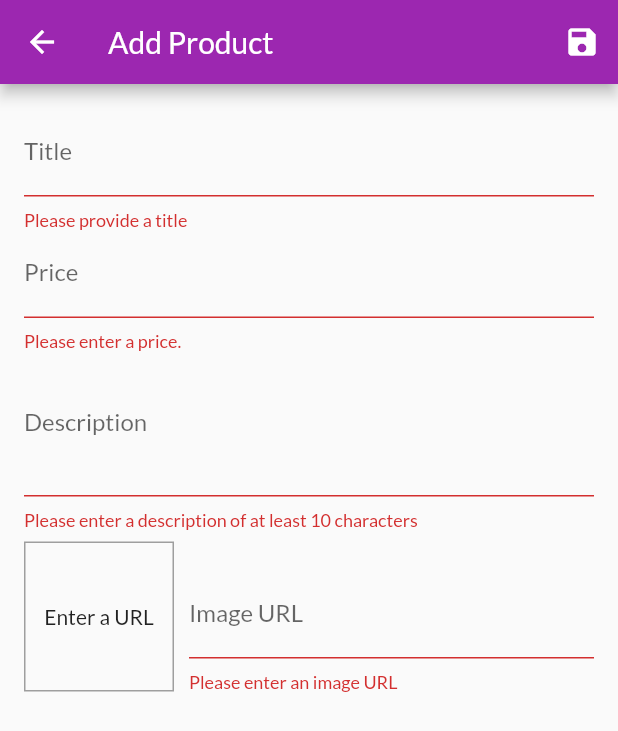
After one commit to stevepoll/academind_shop, a Flutter app: the EditProductPage screen opened by its route, after a tap on the "save" icon, on a phone screen of 412 x 824 dp. The commit adds this screen. Shown: the top 731 px of the screen. Run offline on Flutter 3.47's test engine with Material 2 defaults, Android fonts, the phone set to English and light mode, and no system bars; network calls fail.

Commit message:
Completed module on user interaction. Forms, dialogs, snackbars, etc.

```diff
--- a/lib/pages/cart_page.dart
+++ b/lib/pages/cart_page.dart
@@ -31,7 +31,11 @@ class CartPage extends StatelessWidget {
                   Chip(
                     label: Text(
                       '\$${cart.totalAmount.toStringAsFixed(2)}',
-                      style: TextStyle(color: Theme.of(context).primaryTextTheme.headline6.color),
+                      style: TextStyle(
+                          color: Theme.of(context)
+                              .primaryTextTheme
+                              .headline6
+                              .color),
                     ),
                     backgroundColor: Theme.of(context).primaryColor,
                   ),
--- /dev/null
+++ b/lib/pages/edit_product_page.dart
@@ -0,0 +1,206 @@
+import 'package:academind_shop/providers/product.dart';
+import 'package:academind_shop/providers/products.dart';
+import 'package:flutter/material.dart';
+import 'package:provider/provider.dart';
+
+class EditProductPage extends StatefulWidget {
+  static const routeName = '/edit_products';
+
+  @override
+  _EditProductPageState createState() => _EditProductPageState();
+}
+
+class _EditProductPageState extends State<EditProductPage> {
+  final _priceFocusNode = FocusNode();
+  final _descFocusNode = FocusNode();
+  final _imageFocusNode = FocusNode();
+
+  final _titleController = TextEditingController();
+  final _priceController = TextEditingController();
+  final _descController = TextEditingController();
+  final _imageUrlController = TextEditingController();
+
+  final _form = GlobalKey<FormState>();
+  var _editing = false;
+
+  var _editedProduct = Product(
+    id: null,
+    title: '',
+    description: '',
+    price: 0,
+    imageUrl: '',
+    isFavorite: false,
+  );
+
+  @override
+  void dispose() {
+    _imageFocusNode.removeListener(_updateImageURL);
+    _priceFocusNode.dispose();
+    _descFocusNode.dispose();
+    _imageFocusNode.dispose();
+    _imageUrlController.dispose();
+    super.dispose();
+  }
+
+  @override
+  void initState() {
+    _imageFocusNode.addListener(_updateImageURL);
+    Future.delayed(Duration.zero, () {
+      final id = ModalRoute.of(context).settings.arguments as String;
+      if (id != null) {
+        setState(() {
+          _editedProduct =
+              Provider.of<Products>(context, listen: false).findById(id);
+          _titleController.text = _editedProduct.title;
+          _priceController.text = _editedProduct.price.toString();
+          _descController.text = _editedProduct.description;
+          _imageUrlController.text = _editedProduct.imageUrl;
+          _editing = true;
+        });
+      }
+    });
+    super.initState();
+  }
+
+  void _updateImageURL() {
+    if (!_imageFocusNode.hasFocus) {
+      setState(() {});
+    }
+  }
+
+  void _saveForm() {
+    final isValid = _form.currentState.validate();
+    if (!isValid) {
+      return;
+    }
+    _form.currentState.save();
+
+    final products = Provider.of<Products>(context, listen: false);
+    if (_editing) {
+      products.updateProduct(_editedProduct);
+    } else {
+      products.addProduct(_editedProduct);
+    }
+  }
+
+  @override
+  Widget build(BuildContext context) {
+    final focus = FocusScope.of(context);
+
+    return Scaffold(
+      appBar: AppBar(
+        title: Text(_editing ? 'Edit Product' : 'Add Product'),
+        actions: [IconButton(icon: Icon(Icons.save), onPressed: _saveForm)],
+      ),
+      body: Padding(
+        padding: const EdgeInsets.all(16.0),
+        child: Form(
+          key: _form,
+          child: ListView(
+            children: [
+              TextFormField(
+                decoration: InputDecoration(labelText: 'Title'),
+                textInputAction: TextInputAction.next,
+                onFieldSubmitted: (value) =>
+                    focus.requestFocus(_priceFocusNode),
+                onSaved: (value) {
+                  _editedProduct = _editedProduct.copyWith(title: value);
+                },
+                controller: _titleController,
+                validator: (value) {
+                  return value.isEmpty ? 'Please provide a title' : null;
+                },
+              ),
+              TextFormField(
+                decoration: InputDecoration(labelText: 'Price'),
+                textInputAction: TextInputAction.next,
+                keyboardType: TextInputType.number,
+                focusNode: _priceFocusNode,
+                onFieldSubmitted: (value) => focus.requestFocus(_descFocusNode),
+                onSaved: (value) => _editedProduct =
+                    _editedProduct.copyWith(price: double.parse(value)),
+                controller: _priceController,
+                validator: (value) {
+                  if (value.isEmpty) {
+                    return 'Please enter a price.';
+                  }
+                  if (double.tryParse(value) == null) {
+                    return 'Please enter a valid number.';
+                  }
+                  if (double.parse(value) <= 0.0) {
+                    return 'Please enter a positive number';
+                  }
+                  return null;
+                },
+              ),
+              TextFormField(
+                decoration: InputDecoration(labelText: 'Description'),
+                maxLines: 3,
+                keyboardType: TextInputType.multiline,
+                focusNode: _descFocusNode,
+                onSaved: (value) => _editedProduct =
+                    _editedProduct.copyWith(description: value),
+                controller: _descController,
+                validator: (value) {
+                  if (value.isEmpty || value.length <= 10) {
+                    return 'Please enter a description of at least 10 characters';
+                  }
+                  return null;
+                },
+              ),
+              Row(
+                crossAxisAlignment: CrossAxisAlignment.end,
+                children: [
+                  Container(
+                    width: 100,
+                    height: 100,
+                    margin: EdgeInsets.only(top: 8, right: 10),
+                    decoration: BoxDecoration(
+                      border: Border.all(width: 1, color: Colors.grey),
+                    ),
+                    child: _imageUrlController.text.isEmpty
+                        ? Center(child: Text('Enter a URL'))
+                        : FittedBox(
+                            child: Image.network(
+                              _imageUrlController.text,
+                              fit: BoxFit.cover,
+                            ),
+                          ),
+                  ),
+                  Expanded(
+                    child: TextFormField(
+                      decoration: InputDecoration(labelText: 'Image URL'),
+                      keyboardType: TextInputType.url,
+                      textInputAction: TextInputAction.done,
+                      controller: _imageUrlController,
+                      focusNode: _imageFocusNode,
+                      onFieldSubmitted: (value) {
+                        _saveForm();
+                      },
+                      onSaved: (value) => _editedProduct =
+                          _editedProduct.copyWith(imageUrl: value),
+                      validator: (value) {
+                        if (value.isEmpty) {
+                          return 'Please enter an image URL';
+                        }
+                        if (!value.startsWith('http')) {
+                          return 'Please enter a valid URL';
+                        }
+                        if (!(value.endsWith('.png') ||
+                            value.endsWith('.jpg') ||
+                            value.endsWith('.jpeg'))) {
+                          return 'URL must end with png, jpg, or jpeg';
+                        }
+                        return null;
+                      },
+                    ),
+                  ),
+                ],
+              ),
+            ],
+          ),
+        ),
+      ),
+    );
+  }
+}
--- a/lib/providers/product.dart
+++ b/lib/providers/product.dart
@@ -14,10 +14,31 @@ class Product with ChangeNotifier {
     @required this.description,
     @required this.price,
     @required this.imageUrl,
-  }) : isFavorite = false;
+    this.isFavorite = false,
+  });
 
   void toggleFavorite() {
     isFavorite = !isFavorite;
     notifyListeners();
   }
+
+  Product copyWith({
+    String id,
+    String title,
+    String description,
+    double price,
+    String imageUrl,
+    bool isFavorite,
+  }) {
+    var prod = Product(
+      id: id ?? this.id,
+      title: title ?? this.title,
+      description: description ?? this.description,
+      price: price ?? this.price,
+      imageUrl: imageUrl ?? this.imageUrl,
+      isFavorite: isFavorite ?? this.isFavorite,
+    );
+
+    return prod;
+  }
 }
--- a/lib/providers/products.dart
+++ b/lib/providers/products.dart
@@ -8,7 +8,8 @@ class Products with ChangeNotifier {
       title: 'Red Shirt',
       description: 'A red shirt - it is pretty red!',
       price: 29.99,
-      imageUrl: 'https://cdn.pixabay.com/photo/2016/10/02/22/17/red-t-shirt-1710578_1280.jpg',
+      imageUrl:
+          'https://cdn.pixabay.com/photo/2016/10/02/22/17/red-t-shirt-1710578_1280.jpg',
     ),
     Product(
       id: 'p2',
@@ -23,7 +24,8 @@ class Products with ChangeNotifier {
       title: 'Yellow Scarf',
       description: 'Warm and cozy - exactly what you need for the winter.',
       price: 19.99,
-      imageUrl: 'https://live.staticflickr.com/4043/4438260868_cc79b3369d_z.jpg',
+      imageUrl:
+          'https://live.staticflickr.com/4043/4438260868_cc79b3369d_z.jpg',
     ),
     Product(
       id: 'p4',
@@ -53,8 +55,22 @@ class Products with ChangeNotifier {
     return _items.where((item) => item.isFavorite).toList();
   }
 
-  void addProduct() {
-    // _items.add(value);
+  void addProduct(Product product) {
+    final newProduct = product.copyWith(id: DateTime.now().toString());
+    _items.add(newProduct);
+    notifyListeners();
+  }
+
+  void updateProduct(Product updatedProduct) {
+    final index = _items.indexWhere((item) => item.id == updatedProduct.id);
+    if (index > -1) {
+      _items[index] = updatedProduct;
+      notifyListeners();
+    }
+  }
+
+  void deleteProduct(String id) {
+    _items.removeWhere((item) => item.id == id);
     notifyListeners();
   }
 
```
Also changed, not shown: lib/main.dart (+8 -4 lines), lib/pages/manage_products_page.dart (added, +49 -0 lines), lib/providers/cart.dart (+24 -1 lines), lib/widgets/app_drawer.dart (+10 -1 lines), lib/widgets/cart_item.dart (+25 -1 lines), lib/widgets/manage_product_item.dart (added, +49 -0 lines), lib/widgets/product_tile.dart (+17 -2 lines).
